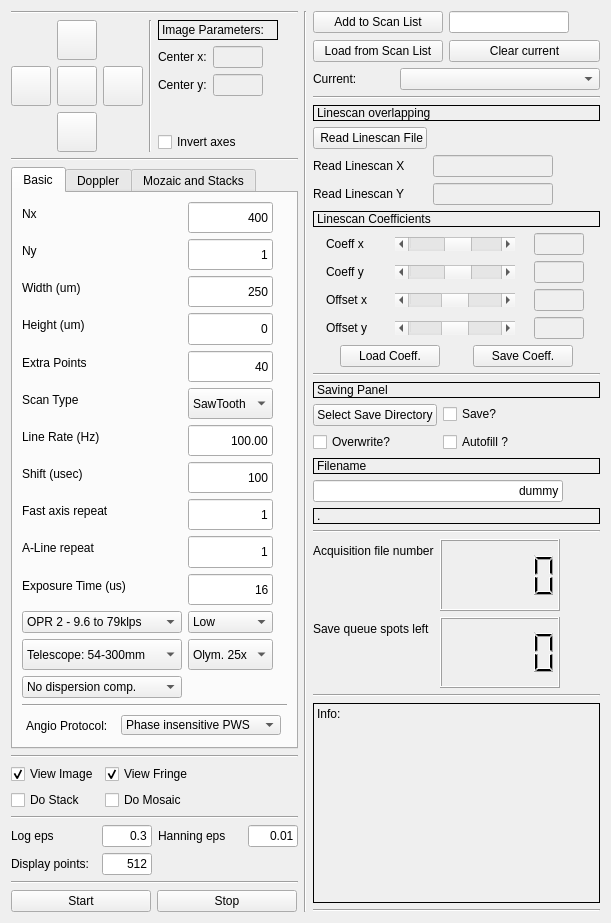
Old version of the form oct_galvos_form.ui in the repository flesage/micro-oct-acq.
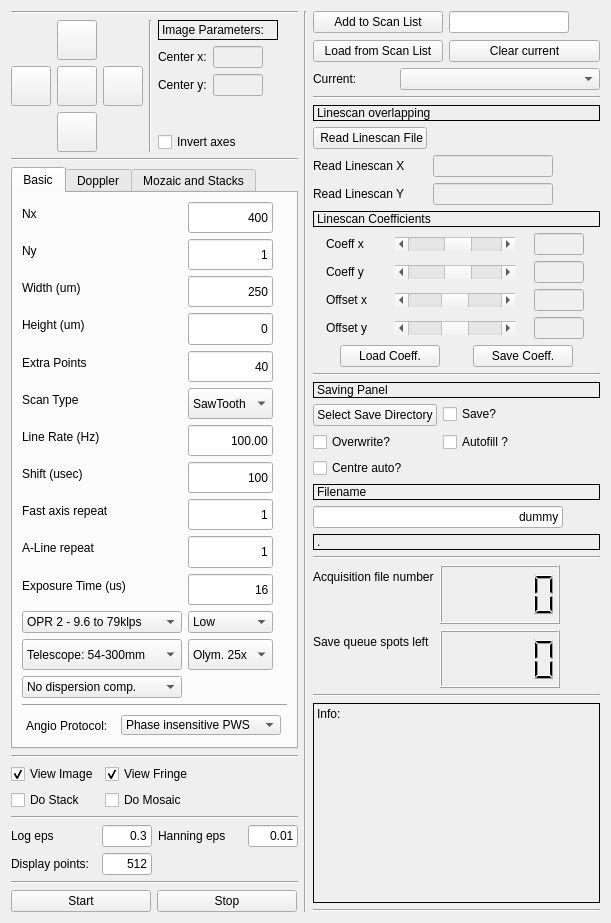
New version of the form. Icons and pictures are not drawn.

Commit message: recent modifications / auto read of position for specific scans- PJM

```diff
--- a/oct_galvos_form.ui
+++ b/oct_galvos_form.ui
@@ -2462,6 +2462,13 @@
            </property>
           </widget>
          </item>
+         <item row="2" column="0">
+          <widget class="QCheckBox" name="checkBox_centreAuto">
+           <property name="text">
+            <string>Centre auto?</string>
+           </property>
+          </widget>
+         </item>
         </layout>
        </item>
        <item>
```
The commit also changes 2 other files.
